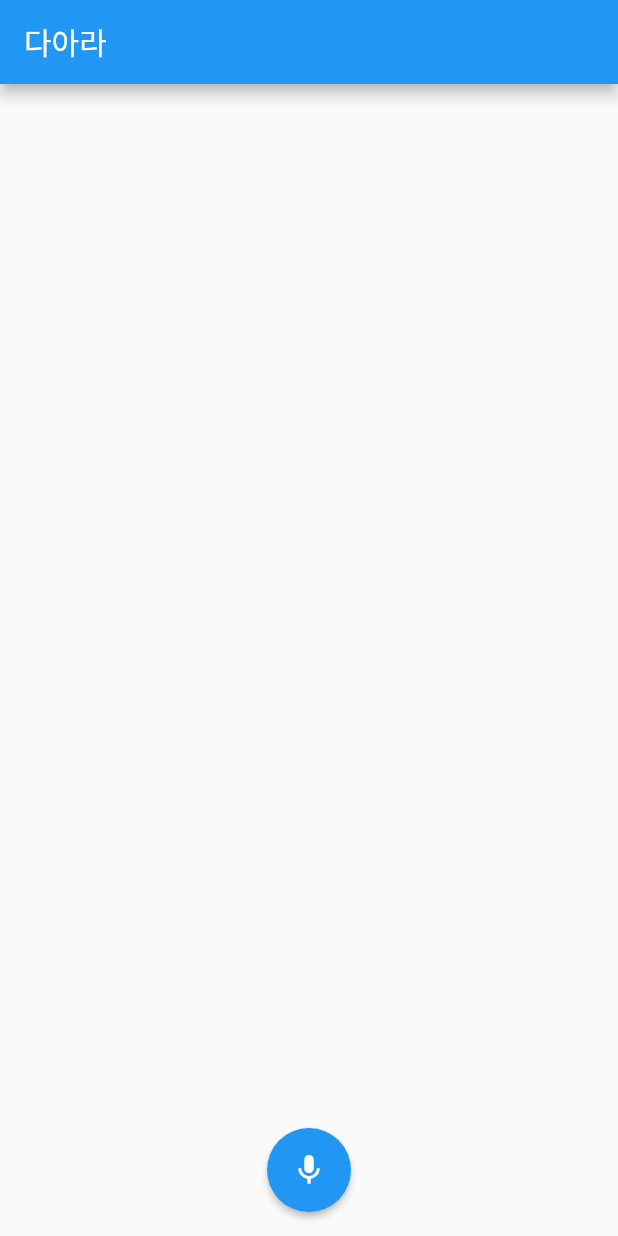
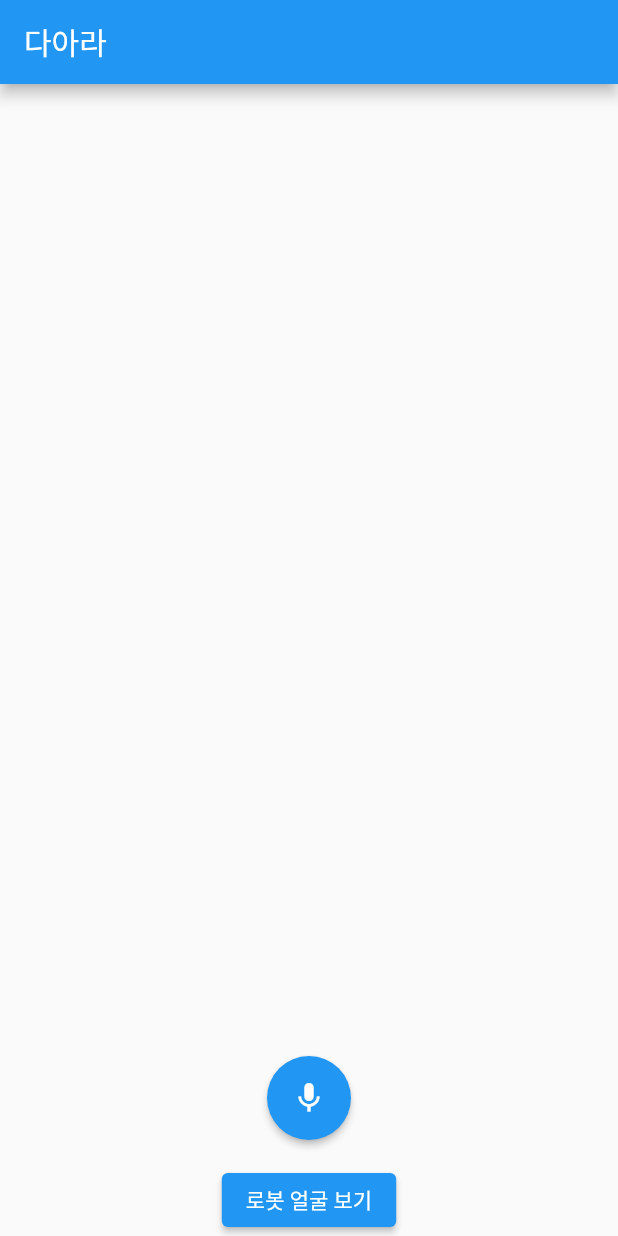
Before and after one commit to didw/babble_bot, a Flutter app: the screen it shows after launch, on a phone screen of 412 x 824 dp. Run offline on Flutter 3.47's test engine with Material 2 defaults, Android fonts, the phone set to English and light mode, and no system bars; our stand-ins replace audioplayers, firebase_core, permission_handler; missing offline and left inert: record; accounts and stored records are empty; statements that could not run were skipped.

Commit message:
[WIP] UI change

```diff
--- a/lib/main.dart
+++ b/lib/main.dart
@@ -2,12 +2,12 @@ import 'dart:io';
 import 'dart:typed_data';
 import 'package:flutter/material.dart';
 import 'package:path_provider/path_provider.dart';
-import 'package:record/record.dart';
 import 'audio_service.dart';
 import 'chat_log_list_tile.dart';
 import 'chat_service.dart';
 import 'permission_service.dart';
 import 'recording_button.dart';
+import 'robot_face.dart';
 import 'stt_service.dart';
 import 'tts_service.dart';
 
@@ -41,10 +41,19 @@ class _MyHomePageState extends State<MyHomePage> {
   late ChatService chatService;
   late TtsService ttsService;
   List<Map<String, String>> chatLogs = [];
+  bool showRobotFace = false;
+  late RobotFace robotFace;
+
+  void toggleView() {
+    setState(() {
+      showRobotFace = !showRobotFace; // 상태를 토글합니다.
+    });
+  }
 
   @override
   void initState() {
     super.initState();
+    robotFace = RobotFace();
     audioService = AudioService();
     _prepareAudioFile();
     permissionService = PermissionService();
@@ -125,12 +134,12 @@ class _MyHomePageState extends State<MyHomePage> {
   }
 
   Future<void> _speak(String text) async {
-    // NEW
+    robotFace.startBlinking();
+
     final ttsService = await TtsService.create();
     try {
       Uint8List audioData = await ttsService.synthesizeText(text);
 
-      // 파일로 저장할 경로를 정의합니다.
       final directory = await getApplicationDocumentsDirectory();
       final audioFilePath = '${directory.path}/tts_audio.wav';
 
@@ -138,6 +147,8 @@ class _MyHomePageState extends State<MyHomePage> {
     } catch (e) {
       print("TTS API 호출 실패: $e");
     }
+
+    robotFace.stopBlinking();
   }
 
   @override
@@ -147,10 +158,21 @@ class _MyHomePageState extends State<MyHomePage> {
       body: Column(
         children: [
           Expanded(
-            child: ChatLogList(chatLogs),
+            child: Stack(
+              children: [
+                Visibility(
+                  visible: !showRobotFace,
+                  child: ChatLogList(chatLogs),
+                ),
+                Visibility(
+                  visible: showRobotFace,
+                  child: RobotFace(),
+                ),
+              ],
+            ),
           ),
           Padding(
-            padding: const EdgeInsets.only(bottom: 16.0), // 아래쪽에만 패딩을 적용
+            padding: const EdgeInsets.only(bottom: 16.0),
             child: RecordingButton(
               onStartRecording: _startRecording,
               onStopRecording: () async {
@@ -162,6 +184,10 @@ class _MyHomePageState extends State<MyHomePage> {
               },
             ),
           ),
+          ElevatedButton(
+            onPressed: toggleView,
+            child: Text(showRobotFace ? "텍스트 보기" : "로봇 얼굴 보기"),
+          ),
         ],
       ),
     );
```
Also changed, not shown: lib/robot_face.dart (added, +59 -0 lines), 1 other file.
